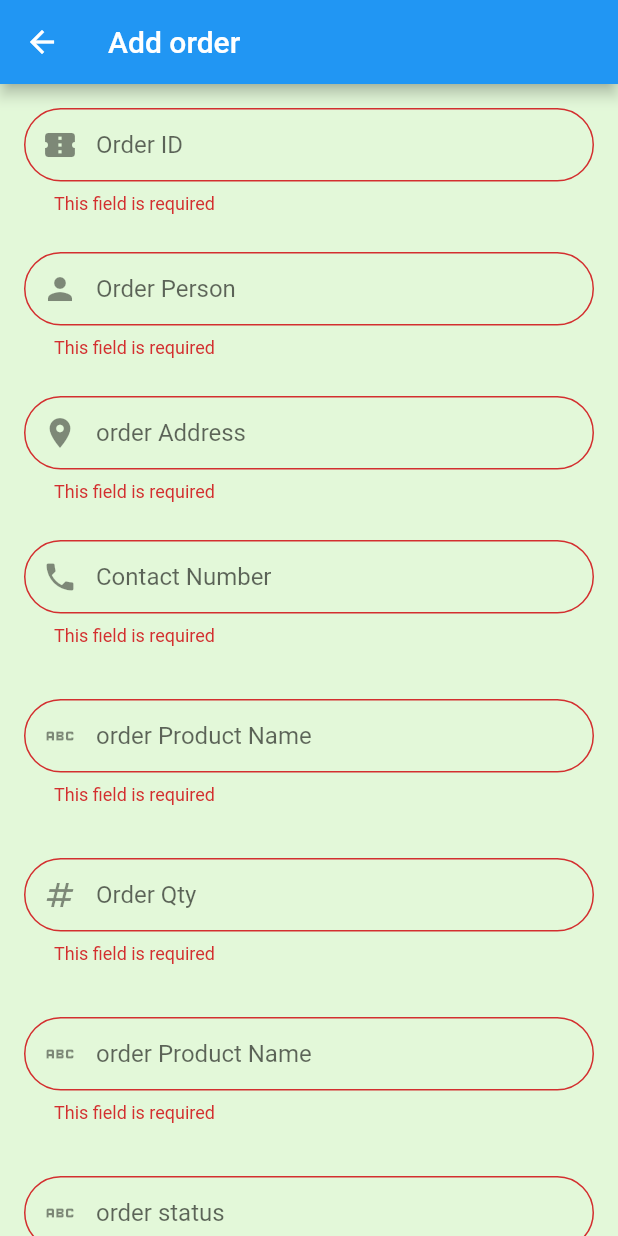
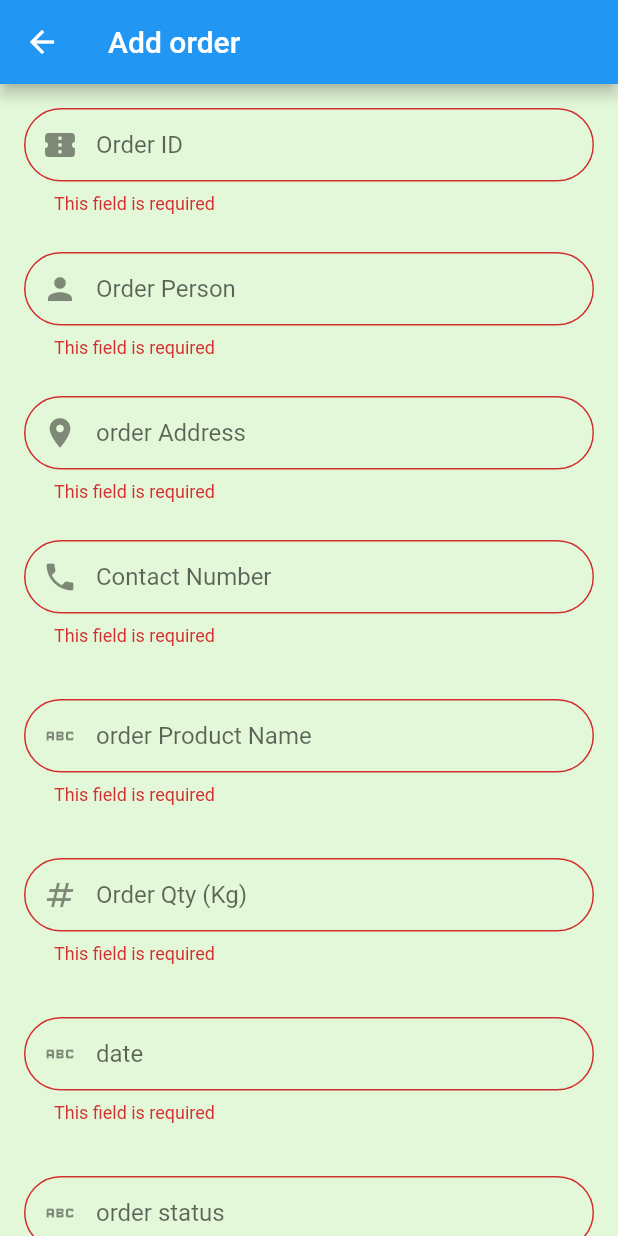
Before and after one commit to Shenal99/cake_delivery_system, a Flutter app: the AddOrderScreen screen opened directly, after a tap on "Save", on a phone screen of 412 x 824 dp. Run offline on Flutter 3.47's test engine with Material 2 defaults, Android fonts, the phone set to English and light mode, and no system bars; our stand-ins replace cloud_firestore, datetime_picker_formfield, firebase_auth, firebase_core; accounts and stored records are empty.

Commit message:
Update addOrder.dart
update addOrder

```diff
--- a/lib/screens/order_mng/addOrder.dart
+++ b/lib/screens/order_mng/addOrder.dart
@@ -114,7 +114,7 @@ class _AddOrderScreenState extends State<AddOrderScreen> {
         decoration: InputDecoration(
             prefixIcon: Icon(Icons.numbers),
             contentPadding: const EdgeInsets.fromLTRB(20.0, 15.0, 20.0, 15.0),
-            hintText: "Order Qty",
+            hintText: "Order Qty (Kg)",
             border:
                 OutlineInputBorder(borderRadius: BorderRadius.circular(32.0))));
 
@@ -125,14 +125,11 @@ class _AddOrderScreenState extends State<AddOrderScreen> {
           if (value == null || value.trim().isEmpty) {
             return 'This field is required';
           }
-          if (int.tryParse(value) == null) {
-            return 'Please enter a valid number';
-          }
         },
         decoration: InputDecoration(
             prefixIcon: Icon(Icons.abc),
             contentPadding: const EdgeInsets.fromLTRB(20.0, 15.0, 20.0, 15.0),
-            hintText: "order Product Name",
+            hintText: "date",
             border:
                 OutlineInputBorder(borderRadius: BorderRadius.circular(32.0))));
         final OrderState = TextFormField(
```
